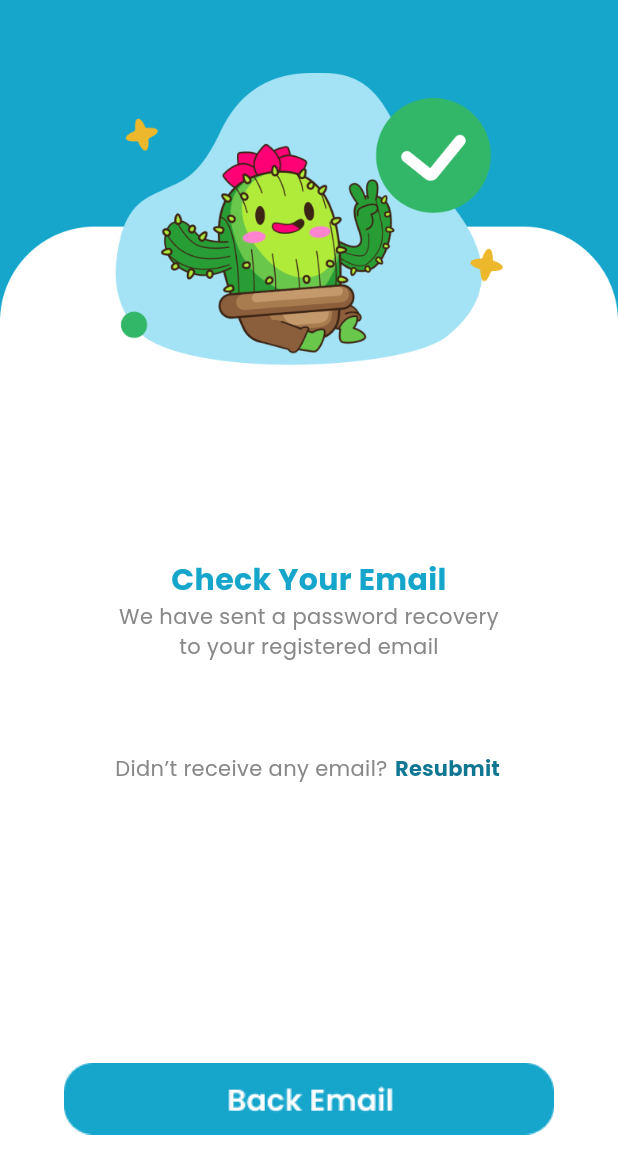
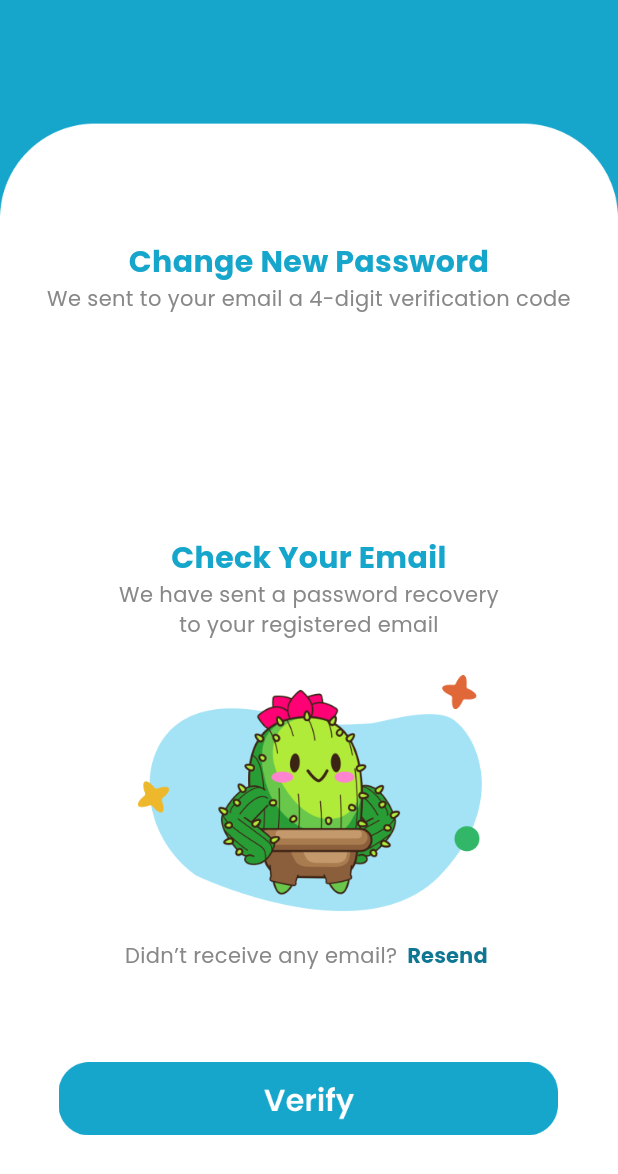
Before and after one commit to adibbbb/rentify, a Flutter app: the PassEmailPage screen opened directly, on a phone screen of 412 x 824 dp. Shown: the top 1174 px of the screen. Run offline on Flutter 3.47's test engine with Material 2 defaults, Android fonts, the phone set to English and light mode, and no system bars; our stand-ins replace google_fonts.

Commit message:
navigasi done

```diff
--- a/lib/login page/change_pass.dart
+++ b/lib/login page/change_pass.dart
@@ -1,6 +1,6 @@
 import 'package:flutter/material.dart';
 import 'package:google_fonts/google_fonts.dart';
-import 'package:rentify/login%20page/forget_password.dart';
+import 'package:rentify/login%20page/success_pass.dart';
 
 class ChangePassPage extends StatefulWidget {
   const ChangePassPage({super.key});
@@ -200,7 +200,7 @@ class _ChangePassPageState extends State<ChangePassPage> {
                       // Add your code to handle the password change here.
                       Navigator.of(context).push(
                         MaterialPageRoute(
-                          builder: (context) => ForgetPassPage(),
+                          builder: (context) => SuccessPage(),
                         ),
                       );
                     }
--- a/lib/login page/forgetpass_email.dart
+++ b/lib/login page/forgetpass_email.dart
@@ -1,6 +1,6 @@
 import 'package:flutter/material.dart';
 import 'package:google_fonts/google_fonts.dart';
-import 'package:rentify/login page/success_pass.dart';
+import 'package:rentify/login page/change_pass.dart';
 
 class PassEmailPage extends StatelessWidget {
   const PassEmailPage({super.key});
@@ -17,9 +17,44 @@ class PassEmailPage extends StatelessWidget {
             width: double.maxFinite,
             fit: BoxFit.cover,
           ),
-          Center(
-            child: Padding(
-              padding: const EdgeInsets.fromLTRB(0, 49, 0, 0),
+
+          Padding(
+            padding: const EdgeInsets.fromLTRB(0, 160, 0, 0),
+            child: Column(
+              children: [
+                SafeArea(
+                  child: Center(
+                    child: Text.rich(
+                      textAlign: TextAlign.center,
+                      TextSpan(
+                        text: "Change New Password\n",
+                        style: GoogleFonts.poppins(
+                          fontSize: 20,
+                          fontWeight: FontWeight.w700,
+                          color: Color(0xFF16A6CC),
+                        ),
+                        children: [
+                          TextSpan(
+                            text:
+                                "We sent to your email a 4-digit verification code\n \n\n",
+                            style: GoogleFonts.poppins(
+                              fontWeight: FontWeight.normal,
+                              fontSize: 14,
+                              color: Color(0xFF888888),
+                            ),
+                          ),
+                        ],
+                      ),
+                    ),
+                  ),
+                ),
+              ],
+            ),
+          ),
+
+          Padding(
+            padding: const EdgeInsets.fromLTRB(0, 20, 0, 0),
+            child: Center(
               child: SafeArea(
                   child: Text.rich(
                 textAlign: TextAlign.center,
@@ -41,13 +76,13 @@ class PassEmailPage extends StatelessWidget {
                     ]),
               )),
             ),
-          ),
+          ), // END TEXT
           SizedBox(
             height: 12,
           ),
           Center(
             child: Padding(
-              padding: const EdgeInsets.fromLTRB(0, 200, 0, 0),
+              padding: const EdgeInsets.fromLTRB(0, 450, 0, 0),
               child: Center(
                 child: Row(
                   mainAxisAlignment: MainAxisAlignment.center,
@@ -63,9 +98,9 @@ class PassEmailPage extends StatelessWidget {
                     TextButton(
                       onPressed: () {},
                       style: TextButton.styleFrom(
-                          padding: EdgeInsets.symmetric(horizontal: 2.0)),
+                          padding: EdgeInsets.symmetric(horizontal: 1.0)),
                       child: Text(
-                        " Resubmit",
+                        " Resend",
                         style: GoogleFonts.poppins(
                           fontSize: 14,
                           fontWeight: FontWeight.w700,
@@ -81,20 +116,20 @@ class PassEmailPage extends StatelessWidget {
           Center(
             //BUTTON BACK EMAIL
             child: Padding(
-              padding: const EdgeInsets.fromLTRB(0, 641, 0, 0),
+              padding: const EdgeInsets.fromLTRB(31, 641, 32, 0),
               child: IconButton(
                 onPressed: () {
                   Navigator.push(
                     context,
                     MaterialPageRoute(
                       builder: (context) {
-                        return SuccessPage();
+                        return ChangePassPage();
                       },
                     ),
                   );
                 },
                 icon: Image.asset(
-                  'asset/login/backemail.png',
+                  'asset/login/verify button.png',
                 ), // Replace with the path to your image asset.
               ),
             ),
--- a/lib/login page/success_pass.dart
+++ b/lib/login page/success_pass.dart
@@ -1,6 +1,6 @@
 import 'package:flutter/material.dart';
 import 'package:google_fonts/google_fonts.dart';
-import 'package:rentify/login page/change_pass.dart';
+import 'package:rentify/login page/login.dart';
 
 class SuccessPage extends StatelessWidget {
   const SuccessPage({super.key});
@@ -48,7 +48,7 @@ class SuccessPage extends StatelessWidget {
                   context,
                   MaterialPageRoute(
                     builder: (context) {
-                      return ChangePassPage();
+                      return LoginPage();
                     },
                   ),
                 );
--- a/lib/main.dart
+++ b/lib/main.dart
@@ -1,6 +1,6 @@
 import 'package:flutter/material.dart';
-import 'package:rentify/login%20page/sign_up.dart';
-import 'splash_screen.dart';
+import 'package:rentify/login%20page/login.dart';
+import 'package:rentify/login page/forgetpass_email.dart';
 
 void main() {
   runApp(const MyApp());
@@ -20,6 +20,6 @@ class MyApp extends StatelessWidget {
           colorScheme: ColorScheme.fromSeed(seedColor: Colors.deepPurple),
           useMaterial3: true,
         ),
-        home: LauncherPage());
+        home: PassEmailPage());
   }
 }
--- a/pubspec.yaml
+++ b/pubspec.yaml
@@ -40,6 +40,7 @@ dependencies:
   dots_indicator: ^2.1.2
   email_validator: '^2.1.16'
   google_fonts: ^5.1.0
+  pinput: ^3.0.1
 
 dev_dependencies:
   flutter_test:
```
Also changed, not shown: lib/login page/login.dart (+11 -1 lines), asset/login/forgetpass_email.png, asset/login/verify button.png (added), pubspec.lock, 3 other files.
